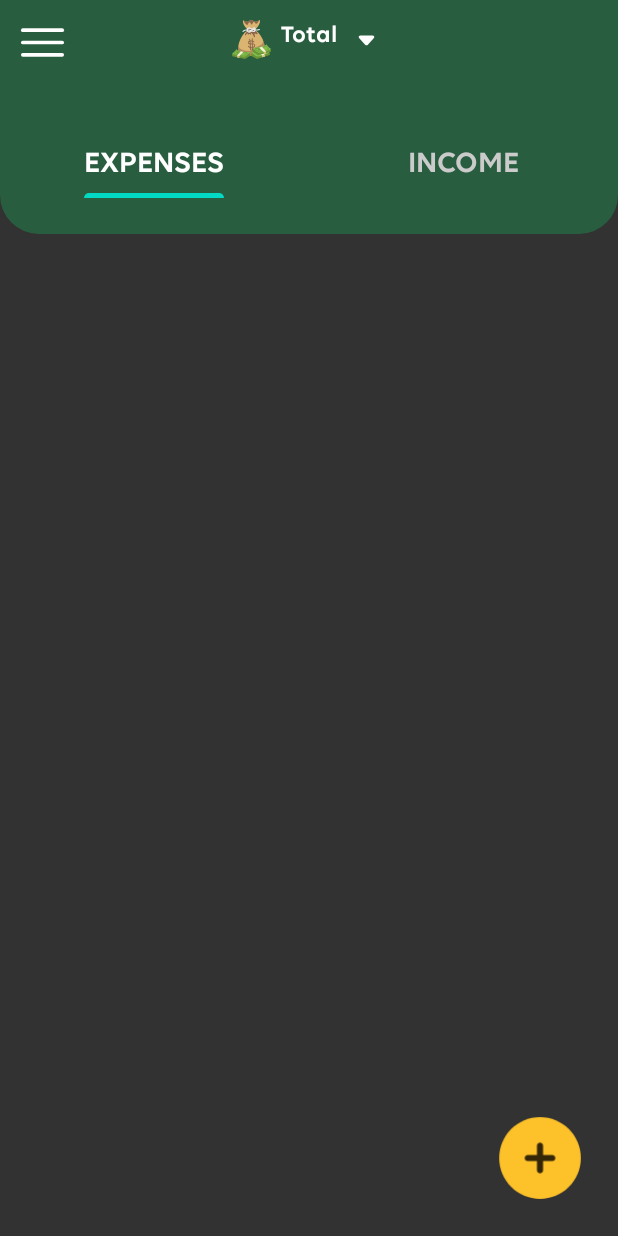
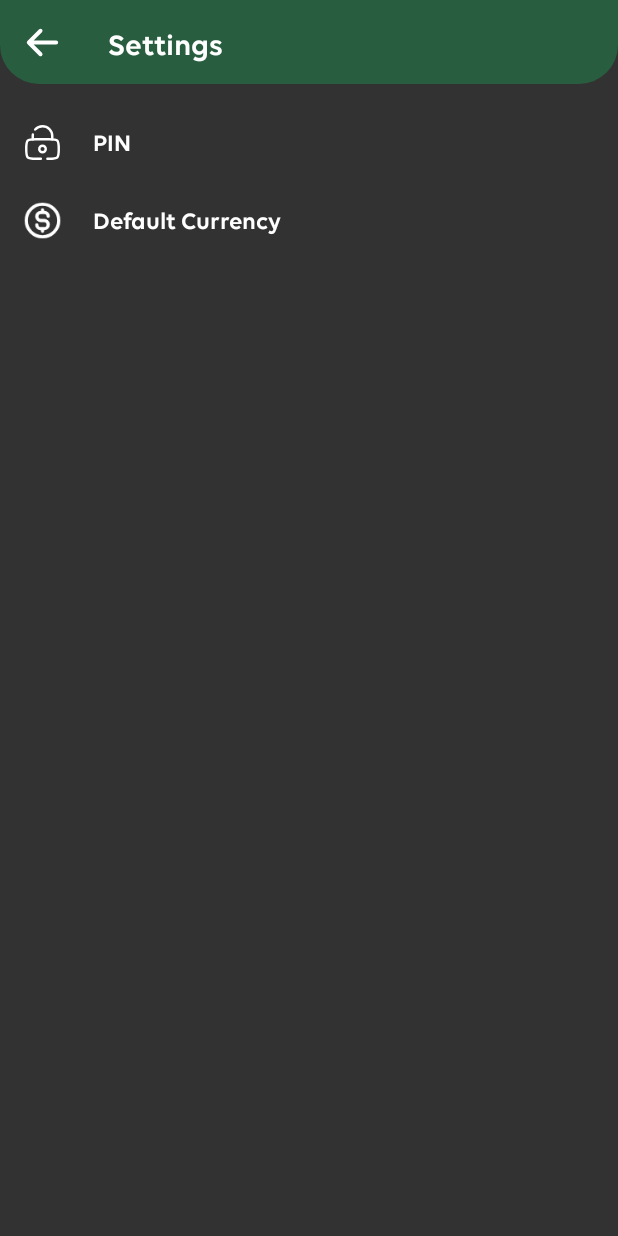
Before and after one commit to gaurav822/Budget-Planner, an Android app: the HomeScreenActivity screen opened directly, with no data from a screen before it, in the side drawer, after a tap on "Settings", on a phone screen of 412 x 824 dp. Run offline under Robolectric (Android 15) with nearby library versions, the phone set to English and light mode, and no system bars; our stand-ins replace Dagger/Hilt's generated code, sdp/ssp sizes; 6 statements that could not run were skipped.

Commit message:
work in progress

```diff
--- a/app/src/main/AndroidManifest.xml
+++ b/app/src/main/AndroidManifest.xml
@@ -16,6 +16,9 @@
         android:theme="@style/Theme.BudgetPlanner"
         android:windowSoftInputMode="stateVisible|adjustResize"
         tools:targetApi="31">
+        <activity
+            android:name=".features.settings.activities.SettingsActivity"
+            android:exported="false" />
         <activity
             android:name=".features.expensetracker.presentation.Activity.TransactionDetailActivity"
             android:exported="false" />
@@ -36,8 +39,7 @@
         </activity>
         <activity
             android:name=".Views.HomeScreenActivity"
-            android:exported="false">
-        </activity>
+            android:exported="false"></activity>
         <activity
             android:name=".features.Onboarding.presentation.Views.Activities.CurrencySelectActivity"
             android:exported="false" />
--- a/app/src/main/java/com/gaurav/budgetplanner/Views/HomeScreenActivity.kt
+++ b/app/src/main/java/com/gaurav/budgetplanner/Views/HomeScreenActivity.kt
@@ -2,29 +2,26 @@ package com.gaurav.budgetplanner.Views
 
 import android.content.Intent
 import android.os.Bundle
-import android.util.Log
+import android.provider.Settings
 import android.view.MenuItem
 import android.view.View
 import android.widget.ImageView
 import android.widget.TextView
 import androidx.appcompat.app.ActionBarDrawerToggle
 import androidx.lifecycle.ViewModelProvider
-import androidx.lifecycle.ViewModelProviders
 import androidx.recyclerview.widget.LinearLayoutManager
-import com.gaurav.budgetplanner.BudgetPlannerApp
 import com.gaurav.budgetplanner.R
-import com.gaurav.budgetplanner.Utils.Constants
 import com.gaurav.budgetplanner.Utils.Utils
 import com.gaurav.budgetplanner.Views.Activity.BaseActivity
 import com.gaurav.budgetplanner.databinding.ActivityHomeScreenBinding
 import com.gaurav.budgetplanner.features.Onboarding.presentation.Views.Activities.CurrencySelectActivity
 import com.gaurav.budgetplanner.features.converter.Activities.CurrencyConvertActivity
 import com.gaurav.budgetplanner.features.expensetracker.domain.model.Account
-import com.gaurav.budgetplanner.features.expensetracker.domain.util.TransactionType
 import com.gaurav.budgetplanner.features.expensetracker.presentation.Activity.CategoryActivity
 import com.gaurav.budgetplanner.features.expensetracker.presentation.Activity.TransactionActivity
 import com.gaurav.budgetplanner.features.expensetracker.presentation.Adapters.RecordAdapter
 import com.gaurav.budgetplanner.features.expensetracker.presentation.ViewModel.RecordViewModel
+import com.gaurav.budgetplanner.features.settings.activities.SettingsActivity
 import com.google.android.material.navigation.NavigationView
 import com.google.android.material.tabs.TabLayout
 import dagger.hilt.android.AndroidEntryPoint
@@ -88,6 +85,7 @@ class HomeScreenActivity : BaseActivity(),NavigationView.OnNavigationItemSelecte
             R.drawable.img_rating
         )
         binding.navigationView.setNavigationItemSelectedListener(this)
+        binding.navigationView.setCheckedItem(R.id.nav_home)
 
     }
 
@@ -208,7 +206,7 @@ class HomeScreenActivity : BaseActivity(),NavigationView.OnNavigationItemSelecte
 
             }
             R.id.nav_settings -> {
-                startActivity(Intent(this,CurrencySelectActivity::class.java))
+                startActivity(Intent(this,SettingsActivity::class.java))
 
             }
             R.id.nav_share_friends -> {
@@ -219,7 +217,7 @@ class HomeScreenActivity : BaseActivity(),NavigationView.OnNavigationItemSelecte
             }
         }
         binding.drawerLayout.closeDrawers()
-        return false
+        return true
     }
 
 }
--- a/app/src/main/java/com/gaurav/budgetplanner/features/expensetracker/presentation/Activity/CategoryActivity.kt
+++ b/app/src/main/java/com/gaurav/budgetplanner/features/expensetracker/presentation/Activity/CategoryActivity.kt
@@ -1,13 +1,11 @@
 package com.gaurav.budgetplanner.features.expensetracker.presentation.Activity
 
-import android.annotation.SuppressLint
 import android.content.Intent
 import androidx.appcompat.app.AppCompatActivity
 import android.os.Bundle
 import android.view.View
 import androidx.lifecycle.ViewModelProvider
 import androidx.recyclerview.widget.LinearLayoutManager
-import com.gaurav.budgetplanner.R
 import com.gaurav.budgetplanner.databinding.ActivityCategoryBinding
 import com.gaurav.budgetplanner.features.expensetracker.domain.model.Account
 import com.gaurav.budgetplanner.features.expensetracker.presentation.Adapters.IndividualRecordAdapter
--- a/app/src/main/java/com/gaurav/budgetplanner/features/expensetracker/presentation/Activity/TransactionActivity.kt
+++ b/app/src/main/java/com/gaurav/budgetplanner/features/expensetracker/presentation/Activity/TransactionActivity.kt
@@ -6,11 +6,9 @@ import android.graphics.Color
 import android.os.Bundle
 import android.text.Editable
 import android.text.TextWatcher
-import android.view.View
 import android.view.View.OnFocusChangeListener
 import android.view.WindowManager
 import android.widget.EditText
-import androidx.core.widget.NestedScrollView
 import androidx.lifecycle.ViewModelProvider
 import androidx.recyclerview.widget.RecyclerView
 import androidx.recyclerview.widget.StaggeredGridLayoutManager
@@ -25,7 +23,6 @@ import com.gaurav.budgetplanner.features.expensetracker.presentation.Adapters.Ca
 import com.gaurav.budgetplanner.features.expensetracker.presentation.ViewModel.RecordViewModel
 import com.google.android.material.datepicker.MaterialDatePicker
 import com.google.android.material.tabs.TabLayout
-import com.google.android.material.textfield.TextInputLayout
 import dagger.hilt.android.AndroidEntryPoint
 import java.util.*
 
--- a/app/src/main/java/com/gaurav/budgetplanner/features/expensetracker/presentation/Activity/TransactionDetailActivity.kt
+++ b/app/src/main/java/com/gaurav/budgetplanner/features/expensetracker/presentation/Activity/TransactionDetailActivity.kt
@@ -7,7 +7,6 @@ import android.os.Bundle
 import android.view.View
 import androidx.activity.result.contract.ActivityResultContracts
 import androidx.lifecycle.ViewModelProvider
-import com.gaurav.budgetplanner.R
 import com.gaurav.budgetplanner.databinding.ActivityTransactionDetailBinding
 import com.gaurav.budgetplanner.features.expensetracker.domain.model.Account
 import com.gaurav.budgetplanner.features.expensetracker.presentation.ViewModel.RecordViewModel
--- /dev/null
+++ b/app/src/main/java/com/gaurav/budgetplanner/features/settings/activities/SettingsActivity.kt
@@ -0,0 +1,46 @@
+package com.gaurav.budgetplanner.features.settings.activities
+
+import android.content.Intent
+import android.os.Bundle
+import android.view.View
+import com.gaurav.budgetplanner.R
+import com.gaurav.budgetplanner.Views.Activity.BaseActivity
+import com.gaurav.budgetplanner.databinding.ActivitySettingsBinding
+import com.gaurav.budgetplanner.features.Onboarding.presentation.Views.Activities.CurrencySelectActivity
+
+class SettingsActivity : BaseActivity() {
+    private var _binding:ActivitySettingsBinding? = null
+    private val binding get() = _binding!!
+
+    override fun onCreate(savedInstanceState: Bundle?) {
+        super.onCreate(savedInstanceState)
+        _binding = ActivitySettingsBinding.inflate(layoutInflater)
+        setContentView(binding.root)
+        init()
+        viewClickEvents()
+    }
+
+    private fun viewClickEvents(){
+        binding.clPin.setOnClickListener {
+
+        }
+
+        binding.clDefaultCurrency.setOnClickListener {
+            startActivity(Intent(this,CurrencySelectActivity::class.java))
+        }
+    }
+
+    private fun init(){
+        setSupportActionBar(binding.toolbar.mainGenericToolbar)
+        binding.toolbar.apply {
+            toolbarIconLayout.visibility=View.GONE
+            toolbarTitle.text = getString(R.string.settings)
+            toolbarTitle.textSize = 20f
+        }
+    }
+
+    override fun onSupportNavigateUp(): Boolean {
+        super.onBackPressed()
+        return true
+    }
+}
--- /dev/null
+++ b/app/src/main/res/drawable/img_lock.xml
@@ -0,0 +1,23 @@
+<vector xmlns:android="http://schemas.android.com/apk/res/android"
+    android:width="800dp"
+    android:height="800dp"
+    android:viewportWidth="24"
+    android:viewportHeight="24">
+  <path
+      android:pathData="M12,16m-2,0a2,2 0,1 1,4 0a2,2 0,1 1,-4 0"
+      android:strokeWidth="1.5"
+      android:fillColor="#00000000"
+      android:strokeColor="@color/white"/>
+  <path
+      android:pathData="M6,10V8C6,7.659 6.028,7.325 6.083,7M18,10V8C18,4.686 15.314,2 12,2C10.208,2 8.599,2.786 7.5,4.031"
+      android:strokeWidth="1.5"
+      android:fillColor="#00000000"
+      android:strokeColor="@color/white"
+      android:strokeLineCap="round"/>
+  <path
+      android:pathData="M11,22H8C5.172,22 3.757,22 2.879,21.121C2,20.243 2,18.828 2,16C2,13.172 2,11.757 2.879,10.879C3.757,10 5.172,10 8,10H16C18.828,10 20.243,10 21.121,10.879C22,11.757 22,13.172 22,16C22,18.828 22,20.243 21.121,21.121C20.243,22 18.828,22 16,22H15"
+      android:strokeWidth="1.5"
+      android:fillColor="#00000000"
+      android:strokeColor="@color/white"
+      android:strokeLineCap="round"/>
+</vector>
--- /dev/null
+++ b/app/src/main/res/layout/activity_settings.xml
@@ -0,0 +1,76 @@
+<?xml version="1.0" encoding="utf-8"?>
+<androidx.constraintlayout.widget.ConstraintLayout
+    xmlns:android="http://schemas.android.com/apk/res/android"
+    xmlns:tools="http://schemas.android.com/tools"
+    android:layout_width="match_parent"
+    android:layout_height="match_parent"
+    xmlns:app="http://schemas.android.com/apk/res-auto"
+    tools:context=".features.settings.activities.SettingsActivity">
+
+    <include
+        android:id="@+id/toolbar"
+        layout="@layout/generic_toolbar" />
+
+    <androidx.constraintlayout.widget.ConstraintLayout
+        android:id="@+id/cl_pin"
+        app:layout_constraintTop_toBottomOf="@id/toolbar"
+        app:layout_constraintStart_toStartOf="parent"
+        android:layout_width="match_parent"
+        android:layout_height="wrap_content"
+        android:layout_marginLeft="@dimen/_12sdp"
+        android:layout_marginTop="@dimen/_20sdp">
+
+        <ImageView
+            app:layout_constraintTop_toTopOf="parent"
+            app:layout_constraintStart_toStartOf="parent"
+            android:src="@drawable/img_lock"
+            android:layout_width="@dimen/_20sdp"
+            android:layout_height="@dimen/_20sdp"
+            android:id="@+id/pinIcon" />
+
+        <TextView
+            android:layout_marginLeft="@dimen/_16sdp"
+            android:textColor="@color/white"
+            style="@style/BudgetPlanStyle.VolteSemiBold16"
+            android:text="@string/pin"
+            android:layout_width="wrap_content"
+            android:layout_height="wrap_content"
+            app:layout_constraintLeft_toRightOf="@id/pinIcon"
+            app:layout_constraintTop_toTopOf="@id/pinIcon"
+            app:layout_constraintBottom_toBottomOf="@id/pinIcon"/>
+
+    </androidx.constraintlayout.widget.ConstraintLayout>
+
+    <androidx.constraintlayout.widget.ConstraintLayout
+        android:id="@+id/cl_default_currency"
+        android:layout_width="match_parent"
+        android:layout_height="wrap_content"
+        app:layout_constraintTop_toBottomOf="@id/cl_pin"
+        android:layout_marginTop="@dimen/_20sdp"
+        app:layout_constraintStart_toStartOf="@id/cl_pin"
+        android:layout_marginLeft="@dimen/_12sdp">
+
+        <ImageView
+            app:layout_constraintTop_toTopOf="parent"
+            app:layout_constraintStart_toStartOf="parent"
+            android:src="@drawable/icon_currency"
+            android:layout_width="@dimen/_20sdp"
+            android:layout_height="@dimen/_20sdp"
+            android:id="@+id/currencyIcon" />
+
+        <TextView
+            android:layout_marginLeft="@dimen/_16sdp"
+            android:textColor="@color/white"
+            style="@style/BudgetPlanStyle.VolteSemiBold16"
+            android:text="@string/default_currency"
+            android:layout_width="wrap_content"
+            android:layout_height="wrap_content"
+            app:layout_constraintLeft_toRightOf="@id/currencyIcon"
+            app:layout_constraintTop_toTopOf="@id/currencyIcon"
+            app:layout_constraintBottom_toBottomOf="@id/currencyIcon"/>
+
+
+    </androidx.constraintlayout.widget.ConstraintLayout>
+
+
+</androidx.constraintlayout.widget.ConstraintLayout>
--- a/app/src/main/res/values/strings.xml
+++ b/app/src/main/res/values/strings.xml
@@ -31,4 +31,6 @@
     <string name="converter">Converter</string>
     <string name="select_currency">Select Currency</string>
     <string name="currency_converter">Currency Converter</string>
+    <string name="default_currency">Default Currency</string>
+    <string name="pin">PIN</string>
 </resources>
```
